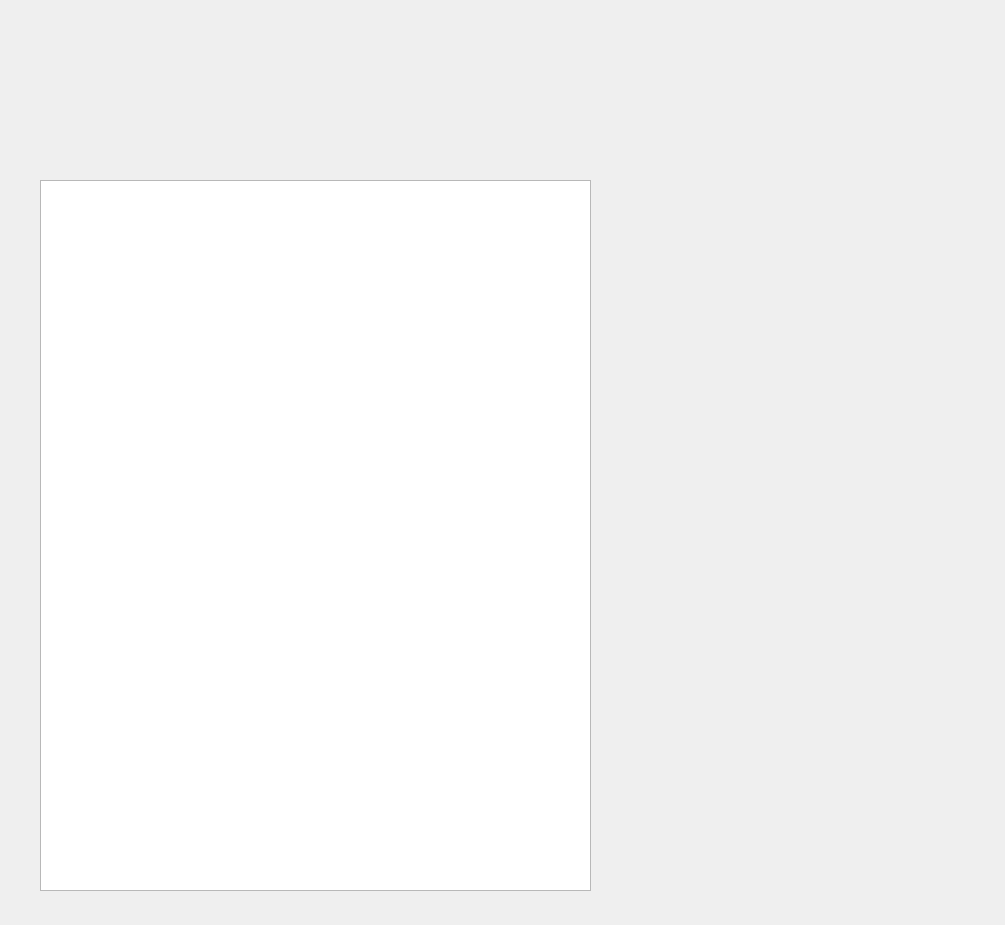
This is monstermanual.ui in Carifio24/DMCompanion as Qt 5 draws it before an edit. The edited form follows.
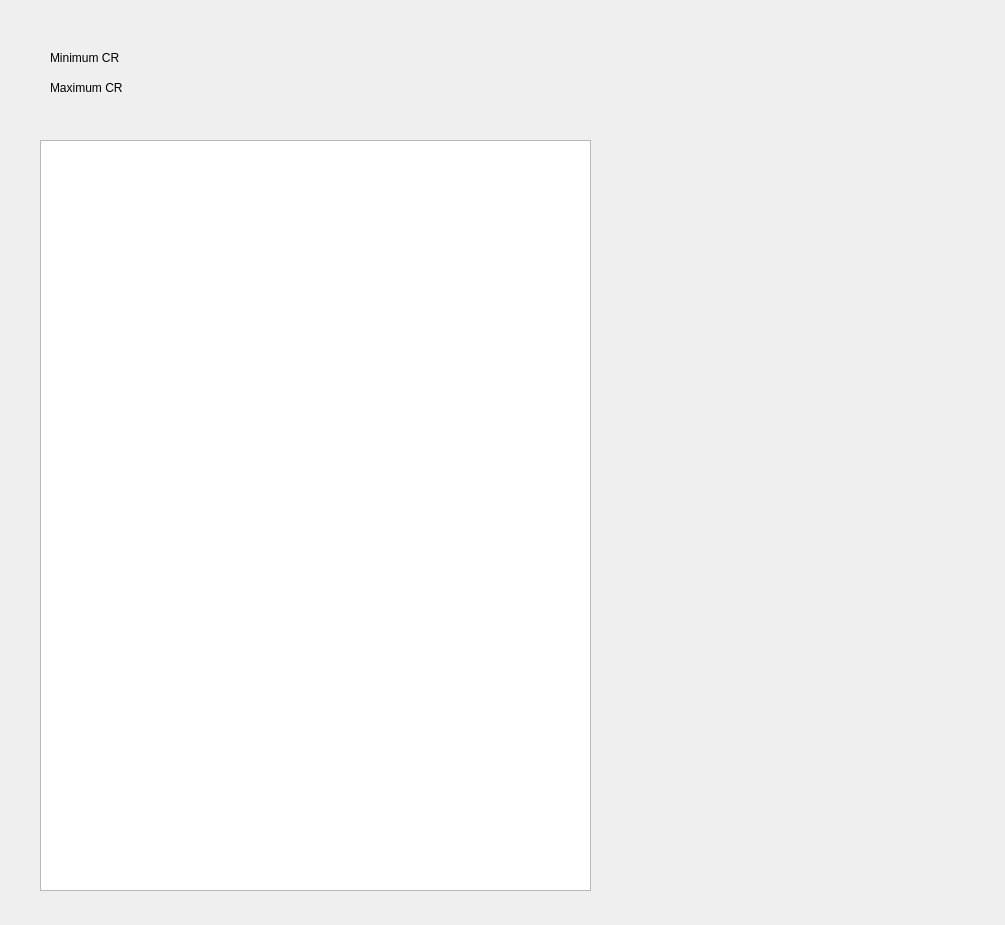
This is the edited form.

Diff of the .ui file:
```diff
--- a/monstermanual.ui
+++ b/monstermanual.ui
@@ -17,12 +17,38 @@
    <property name="geometry">
     <rect>
      <x>40</x>
-     <y>180</y>
+     <y>140</y>
      <width>551</width>
-     <height>711</height>
+     <height>751</height>
     </rect>
    </property>
   </widget>
+  <widget class="QLabel" name="minCRlabel">
+   <property name="geometry">
+    <rect>
+     <x>50</x>
+     <y>50</y>
+     <width>81</width>
+     <height>16</height>
+    </rect>
+   </property>
+   <property name="text">
+    <string>Minimum CR</string>
+   </property>
+  </widget>
+  <widget class="QLabel" name="maxCRlabel">
+   <property name="geometry">
+    <rect>
+     <x>50</x>
+     <y>80</y>
+     <width>81</width>
+     <height>16</height>
+    </rect>
+   </property>
+   <property name="text">
+    <string>Maximum CR</string>
+   </property>
+  </widget>
  </widget>
  <resources/>
  <connections/>
```
